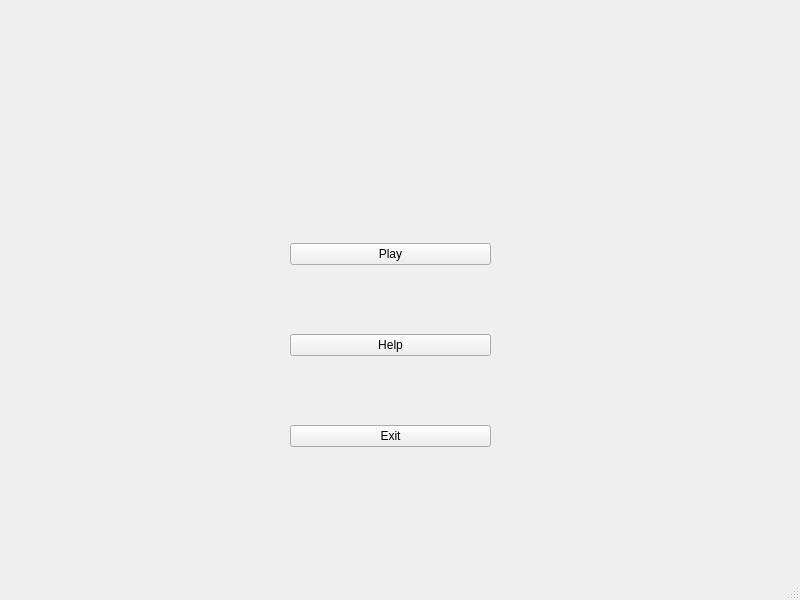
This is src/mainwindow.ui in r-contreras/Multi-Hexagon as Qt 5 draws it before an edit. The edited form follows.
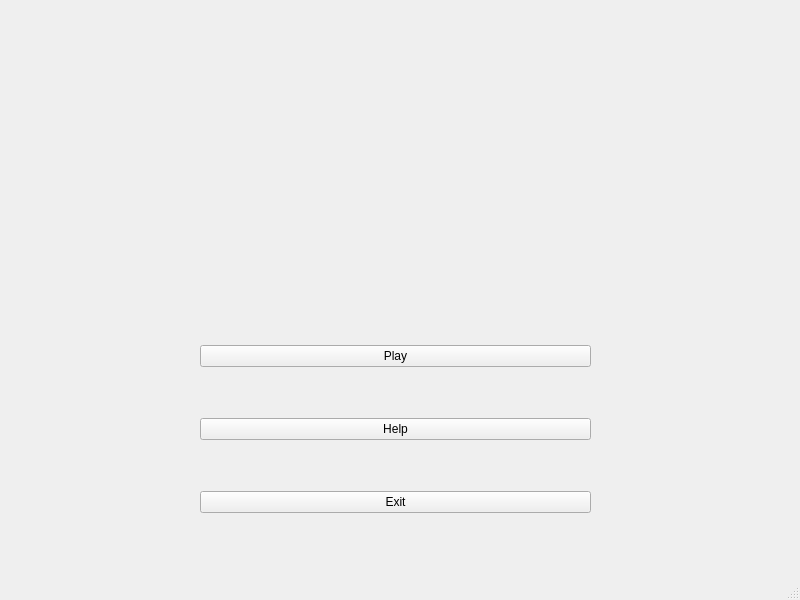
This is the edited form.

Commit message: Added background to main window.

Patch:
```diff
--- a/src/mainwindow.ui
+++ b/src/mainwindow.ui
@@ -17,10 +17,10 @@
    <widget class="QWidget" name="verticalLayoutWidget">
     <property name="geometry">
      <rect>
-      <x>290</x>
-      <y>180</y>
-      <width>201</width>
-      <height>331</height>
+      <x>200</x>
+      <y>300</y>
+      <width>391</width>
+      <height>261</height>
      </rect>
     </property>
     <layout class="QVBoxLayout" name="verticalLayout">
```
The commit also changes 3 other files.
